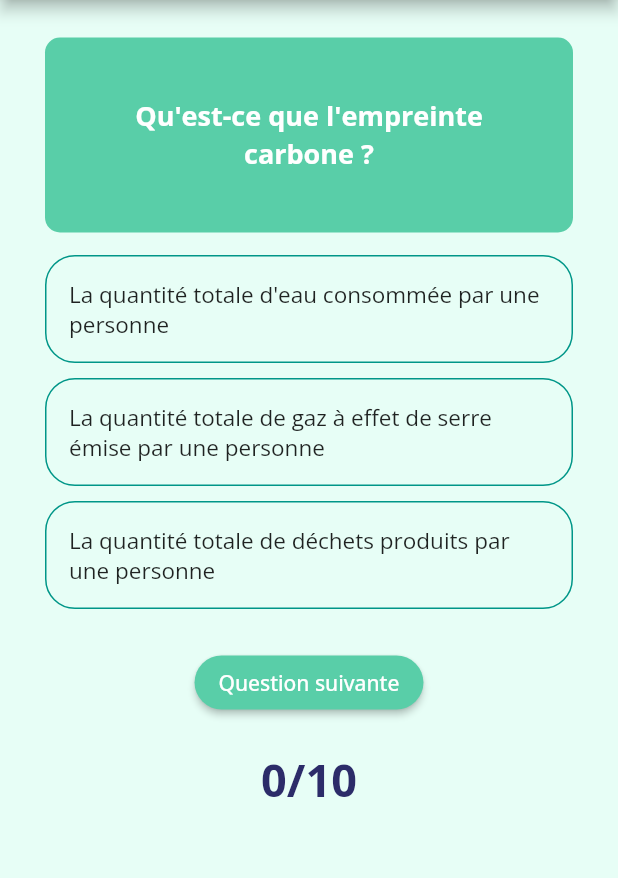
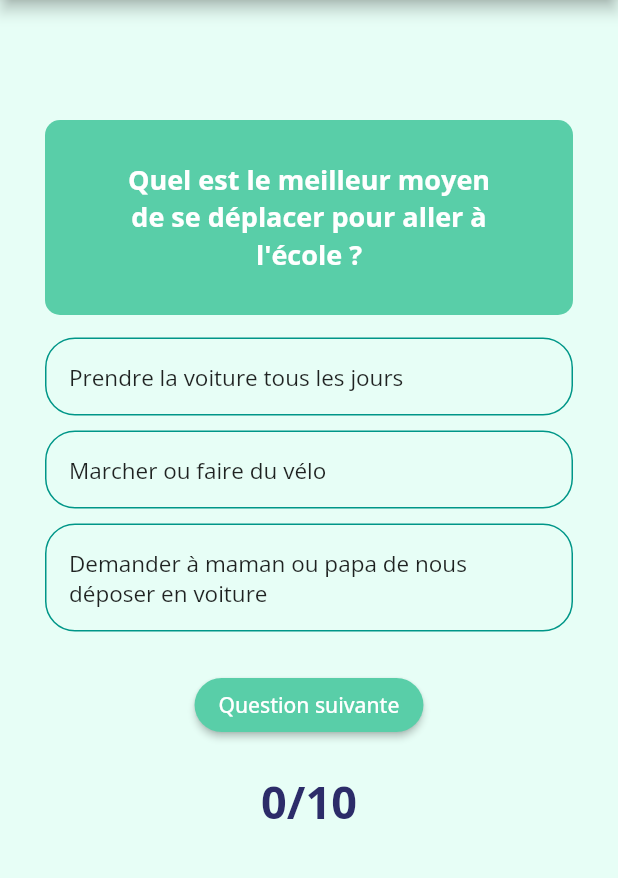
Before and after one commit to Nastiakor/mpp_exercice, a Flutter app: the QuizGame screen opened directly, on a phone screen of 412 x 824 dp, the part 84-962 px from its top. Run offline on Flutter 3.47's test engine with Material 2 defaults, Android fonts, the phone set to English and light mode, and no system bars; our stand-ins replace fluttertoast, google_fonts.

Commit message:
Rabbit and his carrots

```diff
--- a/lib/pages/quiz.dart
+++ b/lib/pages/quiz.dart
@@ -1,5 +1,5 @@
 import 'package:flutter/material.dart';
-import 'package:mpp/utils/victory_or_defeat.dart';
+import 'package:mpp/utils/didIwin_didIlose.dart';
 import 'package:mpp/widgets/answer.dart';
 import 'package:mpp/style.dart';
 
@@ -11,7 +11,7 @@ class QuizGame extends StatefulWidget {
 }
 
 class _QuizGameState extends State<QuizGame> {
-  List<Icon> _scoreTracker = [];
+  List<Widget> _scoreTracker = [];
   int _questionIndex = 0;
   int _totalScore = 0;
   bool answerSelected = false;
@@ -30,17 +30,17 @@ class _QuizGameState extends State<QuizGame> {
       // adding to the score tracker on top
       _scoreTracker.add(
         answerScore
-            ? Icon(
-                Icons.check_circle,
-                color: Color(0xFF30CE9B),
+            ? Image.asset(
+                "images/carrot.png",
+                height: 43,
+                width: 43,
               )
-            : Icon(
-                Icons.clear,
-                color: Color(0xFFFFA29D),
-              ),
+            : Image.asset("images/eaten_carrot.png", height: 43, width: 43),
       );
     });
   }
+
+
 
   void _nextQuestion() {
     if (_questionIndex + 1 < _questions.length) {
@@ -54,8 +54,10 @@ class _QuizGameState extends State<QuizGame> {
         endOfQuiz = true;
       });
     }
-    if (answerSelected && _totalScore > 5) {
+    if (answerSelected && _totalScore >= 5) {
       Future.delayed(Duration.zero, () => didIwin(context, _totalScore));
+    } else if (answerSelected && _totalScore < 5) {
+      Future.delayed(Duration.zero, () => didIlose(context, _totalScore));
     }
   }
 
@@ -84,12 +86,14 @@ class _QuizGameState extends State<QuizGame> {
         color: primaryColor,
         child: Column(
           children: [
+            SizedBox(height: 20),
             Row(
               children: [
-                if (_scoreTracker.length == 0) SizedBox(height: 25),
+                if (_scoreTracker.length == 0) SizedBox(height: 40),
                 if (_scoreTracker.length > 0) ..._scoreTracker
               ],
             ),
+            SizedBox(height: 20),
             Container(
               width: double.infinity,
               height: 130,
@@ -195,10 +199,6 @@ class _QuizGameState extends State<QuizGame> {
                   ),
                 ),
               ),
-  /*          if (endOfQuiz && _totalScore > 5)
-              didIwin(context, _totalScore)
-            else if (endOfQuiz && _totalScore < 5)
-              didIlose(_totalScore),*/
           ],
         ),
       ),
@@ -208,182 +208,114 @@ class _QuizGameState extends State<QuizGame> {
 
 final _questions = const [
   {
-    'question': "Qu'est-ce que l'empreinte carbone ?",
+    'question':
+        "Quel est le meilleur moyen de se déplacer pour aller à l'école ?",
     'answers': [
+      {'answerText': "Prendre la voiture tous les jours", 'score': false},
+      {'answerText': "Marcher ou faire du vélo", 'score': true},
       {
-        'answerText': "La quantité totale d'eau consommée par une personne",
-        'score': false
-      },
-      {
-        'answerText':
-            "La quantité totale de gaz à effet de serre émise par une personne",
-        'score': true
-      },
-      {
-        'answerText': "La quantité totale de déchets produits par une personne",
+        'answerText': "Demander à maman ou papa de nous déposer en voiture",
         'score': false
       },
     ],
   },
   {
-    'question': "Qu'est-ce que la biodiversité ?",
+    'question': "Qu'est-ce qui est le mieux pour l'environnement ?",
     'answers': [
-      {'answerText': "La variété des formes de vie sur Terre", 'score': true},
-      {
-        'answerText': "La quantité d'eau douce disponible dans le monde",
-        'score': false
-      },
-      {
-        'answerText': "La quantité de gaz à effet de serre dans l'atmosphère",
-        'score': false
-      },
+      {'answerText': "Prendre un bain tous les jours", 'score': false},
+      {'answerText': "Prendre une douche courte", 'score': true},
+      {'answerText': "Remplir la baignoire pour jouer", 'score': false},
     ],
   },
   {
-    'question': "Qu'est-ce que les énergies renouvelables ?",
+    'question': "Qu'est-ce qui est le mieux pour la planète ?",
     'answers': [
-      {
-        'answerText': "Des sources d'énergie qui se renouvellent naturellement",
-        'score': true
-      },
-      {
-        'answerText':
-            "Des sources d'énergie basées sur le charbon et le pétrole",
-        'score': false
-      },
-      {
-        'answerText':
-            "Des sources d'énergie utilisant des combustibles fossiles",
-        'score': false
-      },
+      {'answerText': "Jeter les déchets par terre", 'score': false},
+      {'answerText': "Les mettre dans une poubelle", 'score': true},
+      {'answerText': "Les brûler dans le jardin", 'score': false},
     ],
   },
   {
-    'question': "Quels sont les effets du changement climatique ?",
+    'question': "Qu'est-ce qui aide à économiser l'énergie ?",
     'answers': [
       {
-        'answerText':
-            "Élévation des températures, fonte des glaciers, événements météorologiques extrêmes",
-        'score': true
-      },
-      {
-        'answerText':
-            "Augmentation de la population mondiale, épuisement des ressources naturelles",
+        'answerText': "Laisser les lumières allumées toute la journée",
         'score': false
       },
+      {'answerText': "Utiliser des ampoules énergétiques", 'score': false},
       {
-        'answerText':
-            "Dégradation des sols, diminution de la biodiversité, pollution de l'eau",
-        'score': false
-      },
-    ],
-  },
-  {
-    'question': "Qu'est-ce que la déforestation ?",
-    'answers': [
-      {
-        'answerText': "La plantation d'arbres dans les zones urbaines",
-        'score': false
-      },
-      {
-        'answerText':
-            "La restauration des forêts endommagées par des incendies",
-        'score': false
-      },
-      {'answerText': "La destruction permanente des forêts", 'score': true},
-    ],
-  },
-  {
-    'question': "Qu'est-ce que l'effet de serre ?",
-    'answers': [
-      {
-        'answerText':
-            "Un processus naturel qui maintient une température favorable sur Terre",
-        'score': true
-      },
-      {
-        'answerText':
-            "L'augmentation de la concentration d'ozone dans l'atmosphère",
-        'score': false
-      },
-      {
-        'answerText':
-            "La dégradation de la couche d'ozone dans la stratosphère",
-        'score': false
-      },
-    ],
-  },
-  {
-    'question': "Quelles sont les principales sources de pollution de l'air ?",
-    'answers': [
-      {
-        'answerText':
-            "Les émissions industrielles, les véhicules, les pratiques agricoles",
-        'score': true
-      },
-      {
-        'answerText': "Les rejets chimiques provenant des océans",
-        'score': false
-      },
-      {'answerText': "Les émissions des centrales nucléaires", 'score': false},
-    ],
-  },
-  {
-    'question': "Qu'est-ce que la surpêche ?",
-    'answers': [
-      {
-        'answerText': "L'exploitation durable des ressources halieutiques",
-        'score': false
-      },
-      {
-        'answerText':
-            "L'utilisation de techniques de pêche respectueuses de l'environnement",
-        'score': false
-      },
-      {
-        'answerText': "L'exploitation excessive des ressources halieutiques",
+        'answerText': "Éteindre les lumières en sortant d'une pièce",
         'score': true
       },
     ],
   },
   {
-    'question': "Quels sont les avantages des véhicules électriques ?",
+    'question':
+        "Quand on jette un plastique, combien de temps met-il pour se décomposer ?",
+    'answers': [
+      {'answerText': "Quelques heures", 'score': false},
+      {'answerText': "Plusieurs centaines d'années", 'score': true},
+      {'answerText': "Quelques mois", 'score': false},
+    ],
+  },
+  {
+    'question': "Qu'est-ce qui aide à économiser l'eau ?",
     'answers': [
       {
-        'answerText':
-            "Réduction des émissions de gaz à effet de serre et de la pollution atmosphérique",
+        'answerText': "Laisser le robinet ouvert en se brossant les dents",
+        'score': false
+      },
+      {
+        'answerText': "Fermer le robinet pendant le brossage des dents",
+        'score': true
+      },
+      {'answerText': "Prendre un bain tous les jours", 'score': false},
+    ],
+  },
+  {
+    'question': "Qu'est-ce qui est préférable pour réduire les déchets ?",
+    'answers': [
+      {
+        'answerText': "Utiliser des sacs en plastique à usage unique",
+        'score': false
+      },
+      {'answerText': "Utiliser des sacs réutilisables en tissu", 'score': true},
+      {'answerText': "Jeter les déchets par terre", 'score': false},
+    ],
+  },
+  {
+    'question': "Qu'est-ce qui est mieux pour protéger les océans ?",
+    'answers': [
+      {'answerText': "Ignorer les déchets sur la plage", 'score': false},
+      {'answerText': "Jeter les déchets dans la mer", 'score': false},
+      {'answerText': "Ramasser les déchets sur la plage", 'score': true},
+    ],
+  },
+  {
+    'question': "Comment pouvons-nous aider les animaux de la forêt ?",
+    'answers': [
+      {
+        'answerText': "En respectant leur habitat et en ne les dérangeant pas",
         'score': true
       },
       {
         'answerText':
-            "Coût de fonctionnement plus élevé et dépendance aux combustibles fossiles",
+            "En jetant nos déchets par terre pour qu'ils aient à manger",
         'score': false
       },
       {
-        'answerText': "Moins d'autonomie par rapport aux voitures à essence",
+        'answerText': "En leur construisant des maisons en plastique",
         'score': false
       },
     ],
   },
   {
     'question':
-        "Quelles actions individuelles peuvent aider à protéger l'environnement ?",
+        "Que pouvons-nous faire pour aider les plantes et les arbres à grandir ?",
     'answers': [
-      {
-        'answerText':
-            "Réduire la consommation d'eau et d'énergie, recycler les déchets",
-        'score': true
-      },
-      {
-        'answerText':
-            "Augmenter la consommation de viande et utiliser des produits jetables",
-        'score': false
-      },
-      {
-        'answerText':
-            "Utiliser des sacs en plastique à usage unique et gaspiller l'eau",
-        'score': false
-      },
+      {'answerText': "Les arroser régulièrement", 'score': true},
+      {'answerText': "Marcher dessus pour les aider à pousser", 'score': false},
+      {'answerText': "Les couper avec des ciseaux", 'score': false},
     ],
   },
 ];
--- a/lib/widgets/bottom_navigation_bar.dart
+++ b/lib/widgets/bottom_navigation_bar.dart
@@ -1,6 +1,6 @@
 import 'package:flutter/material.dart';
-import 'package:mpp/pages/quiz.dart';
 import 'package:mpp/style.dart';
+import 'package:mpp/widgets/startGame.dart';
 
 class MyBottomNavigationBar extends StatefulWidget {
   final int currentIndex;
@@ -40,7 +40,7 @@ class _MyBottomNavigationBarState extends State<MyBottomNavigationBar> {
             Navigator.push(
               context,
               MaterialPageRoute(
-                builder: (context) => QuizGame(),
+                builder: (context) => StartGame(),
               ),
             );
           }
```
Also changed, not shown: lib/utils/didIwin_didIlose.dart (added, +50 -0 lines), lib/utils/victory_or_defeat.dart (deleted, +0 -45 lines), lib/widgets/startGame.dart (added, +55 -0 lines), images/Secret Life Of Pets Snowball Cute Rabbit.gif (added), images/carrot.png (added), images/eaten_carrot.png (added), images/rabbit_on_island.jpg (added).
